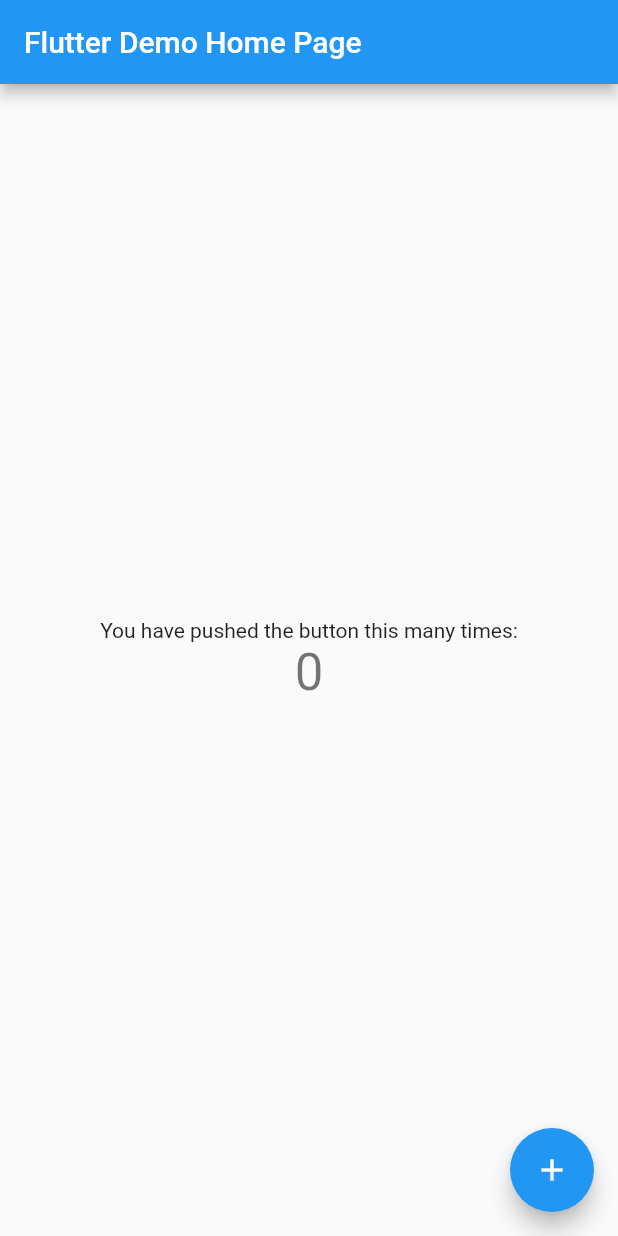
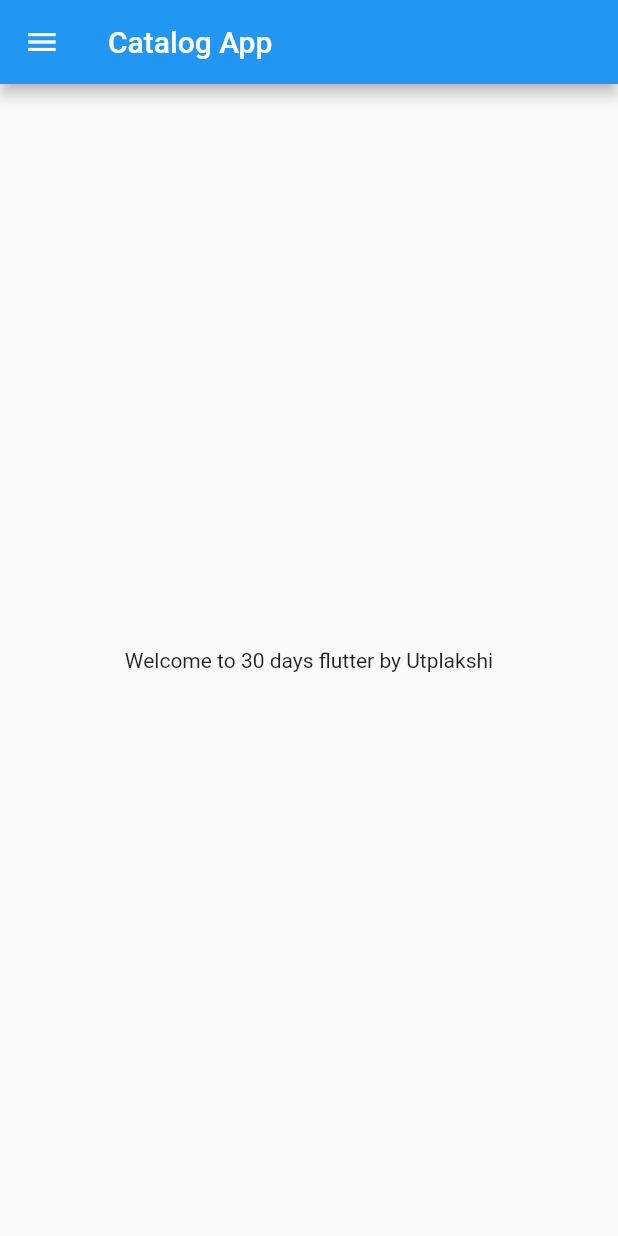
Before and after one commit to utplakshi/Flutter-App-Developmement, a Flutter app: the screen it shows after launch, on a phone screen of 412 x 824 dp. Run offline on Flutter 3.47's test engine with Material 2 defaults, Android fonts, the phone set to English and light mode, and no system bars.

Commit message:
03-12-2021

```diff
--- /dev/null
+++ b/flutter_application_1/lib/home_page.dart
@@ -0,0 +1,20 @@
+import 'package:flutter/material.dart';
+
+class Homepage extends StatelessWidget {
+  final int days = 30;
+  final String name = "Utplakshi";
+  @override
+  Widget build(BuildContext context) {
+    return Scaffold(
+      appBar: AppBar(
+        title: Text("Catalog App"),
+      ),
+      body: Center(
+        child: Container(
+          child: Text("Welcome to $days days flutter by $name"),
+        ),
+      ),
+      drawer: Drawer(),
+    );
+  }
+}
--- a/flutter_application_1/lib/main.dart
+++ b/flutter_application_1/lib/main.dart
@@ -1,115 +1,23 @@
 import 'package:flutter/material.dart';
+import 'package:flutter_application_1/home_page.dart';
 
 void main() {
-  runApp(const MyApp());
+  runApp(MyApp());
 }
 
 class MyApp extends StatelessWidget {
   const MyApp({Key? key}) : super(key: key);
 
-  // This widget is the root of your application.
   @override
   Widget build(BuildContext context) {
+    /** double pi = 3.14;
+    bool isMale = false;
+    num temp = 30.5; //It can take both integer and double
+    var day = "Tuesday"; //It can take all values
+    const PI = 3.14; //Value of which can't change i.e will remain same
+     */
     return MaterialApp(
-      title: 'Flutter Demo',
-      theme: ThemeData(
-        // This is the theme of your application.
-        //
-        // Try running your application with "flutter run". You'll see the
-        // application has a blue toolbar. Then, without quitting the app, try
-        // changing the primarySwatch below to Colors.green and then invoke
-        // "hot reload" (press "r" in the console where you ran "flutter run",
-        // or simply save your changes to "hot reload" in a Flutter IDE).
-        // Notice that the counter didn't reset back to zero; the application
-        // is not restarted.
-        primarySwatch: Colors.blue,
-      ),
-      home: const MyHomePage(title: 'Flutter Demo Home Page'),
+      home: Homepage(),
     );
   }
 }
-
-class MyHomePage extends StatefulWidget {
-  const MyHomePage({Key? key, required this.title}) : super(key: key);
-
-  // This widget is the home page of your application. It is stateful, meaning
-  // that it has a State object (defined below) that contains fields that affect
-  // how it looks.
-
-  // This class is the configuration for the state. It holds the values (in this
-  // case the title) provided by the parent (in this case the App widget) and
-  // used by the build method of the State. Fields in a Widget subclass are
-  // always marked "final".
-
-  final String title;
-
-  @override
-  State<MyHomePage> createState() => _MyHomePageState();
-}
-
-class _MyHomePageState extends State<MyHomePage> {
-  int _counter = 0;
-
-  void _incrementCounter() {
-    setState(() {
-      // This call to setState tells the Flutter framework that something has
-      // changed in this State, which causes it to rerun the build method below
-      // so that the display can reflect the updated values. If we changed
-      // _counter without calling setState(), then the build method would not be
-      // called again, and so nothing would appear to happen.
-      _counter++;
-    });
-  }
-
-  @override
-  Widget build(BuildContext context) {
-    // This method is rerun every time setState is called, for instance as done
-    // by the _incrementCounter method above.
-    //
-    // The Flutter framework has been optimized to make rerunning build methods
-    // fast, so that you can just rebuild anything that needs updating rather
-    // than having to individually change instances of widgets.
-    return Scaffold(
-      appBar: AppBar(
-        // Here we take the value from the MyHomePage object that was created by
-        // the App.build method, and use it to set our appbar title.
-        title: Text(widget.title),
-      ),
-      body: Center(
-        // Center is a layout widget. It takes a single child and positions it
-        // in the middle of the parent.
-        child: Column(
-          // Column is also a layout widget. It takes a list of children and
-          // arranges them vertically. By default, it sizes itself to fit its
-          // children horizontally, and tries to be as tall as its parent.
-          //
-          // Invoke "debug painting" (press "p" in the console, choose the
-          // "Toggle Debug Paint" action from the Flutter Inspector in Android
-          // Studio, or the "Toggle Debug Paint" command in Visual Studio Code)
-          // to see the wireframe for each widget.
-          //
-          // Column has various properties to control how it sizes itself and
-          // how it positions its children. Here we use mainAxisAlignment to
-          // center the children vertically; the main axis here is the vertical
-          // axis because Columns are vertical (the cross axis would be
-          // horizontal).
-          mainAxisAlignment: MainAxisAlignment.center,
-          children: <Widget>[
-            const Text(
-              'You have pushed the button this many times:',
-            ),
-            Text(
-              '$_counter',
-              style: Theme.of(context).textTheme.headline4,
-            ),
-          ],
-        ),
-      ),
-      floatingActionButton: FloatingActionButton(
-        onPressed: _incrementCounter,
-        tooltip: 'Increment',
-        child: const Icon(Icons.add),
-      ), // This trailing comma makes auto-formatting nicer for build methods.
-    );
-  }
-}
```
Also changed, not shown: 1 other file.
